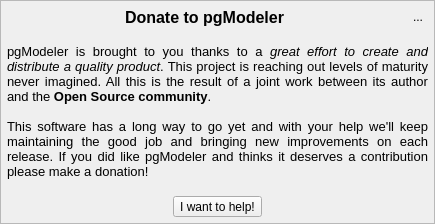
Before: the Qt Designer form libpgmodeler_ui/ui/donatewidget.ui in pgmodeler/pgmodeler, drawn with Qt 5.
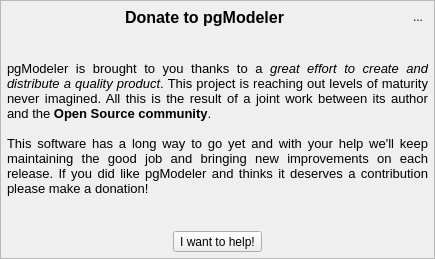
After: the same form once the commit is applied. Icons and pictures are not drawn.

What changed in the file:
```diff
--- a/libpgmodeler_ui/ui/donatewidget.ui
+++ b/libpgmodeler_ui/ui/donatewidget.ui
@@ -7,7 +7,7 @@
     <x>0</x>
     <y>0</y>
     <width>435</width>
-    <height>224</height>
+    <height>259</height>
    </rect>
   </property>
   <property name="sizePolicy">
```
Left out of the diff: 4 changed lines with no effect on the pictures.
